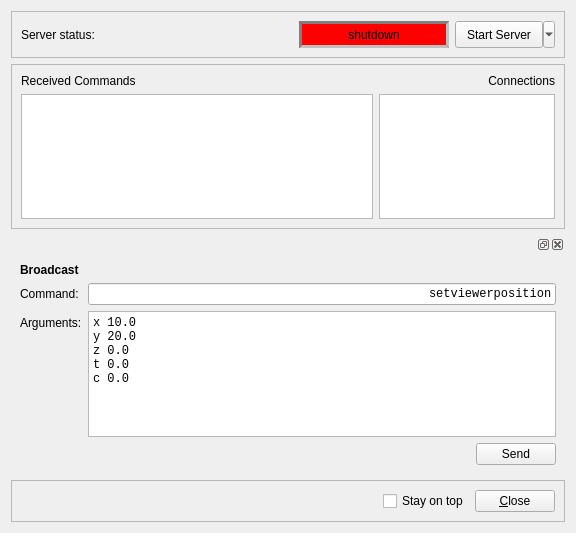
The window that ilastik/widgets/ipcServerInfoWidget.ui (ilastik/ilastik) describes before a commit, drawn with Qt 5.
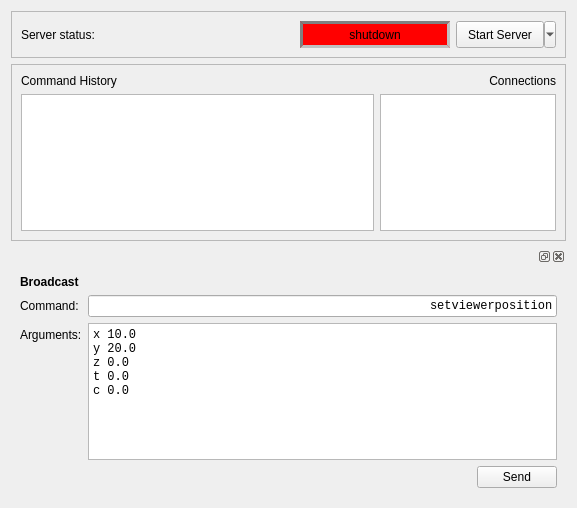
The same window after the commit.

Commit message: ipc servers are now generic zmq added ( not working: ImportError )

What changed in the file:
```diff
--- a/ilastik/widgets/ipcServerInfoWidget.ui
+++ b/ilastik/widgets/ipcServerInfoWidget.ui
@@ -6,8 +6,8 @@
    <rect>
     <x>0</x>
     <y>0</y>
-    <width>576</width>
-    <height>533</height>
+    <width>577</width>
+    <height>508</height>
    </rect>
   </property>
   <property name="windowTitle">
@@ -100,6 +100,11 @@
      <layout class="QGridLayout" name="gridLayout" columnstretch="2,1">
       <item row="1" column="0">
        <widget class="QListWidget" name="commandList">
+        <property name="font">
+         <font>
+          <family>Monospace</family>
+         </font>
+        </property>
         <property name="selectionMode">
          <enum>QAbstractItemView::NoSelection</enum>
         </property>
@@ -115,7 +120,7 @@
       <item row="0" column="0">
        <widget class="QLabel" name="label">
         <property name="text">
-         <string>Received Commands</string>
+         <string>Command History</string>
         </property>
        </widget>
       </item>
@@ -242,45 +247,6 @@
      </widget>
     </widget>
    </item>
-   <item>
-    <widget class="QFrame" name="bottomFrame">
-     <property name="frameShape">
-      <enum>QFrame::StyledPanel</enum>
-     </property>
-     <property name="frameShadow">
-      <enum>QFrame::Raised</enum>
-     </property>
-     <layout class="QHBoxLayout" name="horizontalLayout_2">
-      <item>
-       <spacer name="horizontalSpacer_2">
-        <property name="orientation">
-         <enum>Qt::Horizontal</enum>
-        </property>
-        <property name="sizeHint" stdset="0">
-         <size>
-          <width>40</width>
-          <height>20</height>
-         </size>
-        </property>
-       </spacer>
-      </item>
-      <item>
-       <widget class="QCheckBox" name="stayOnTop">
-        <property name="text">
-         <string>Stay on top</string>
-        </property>
-       </widget>
-      </item>
-      <item>
-       <widget class="QPushButton" name="closeButton">
-        <property name="text">
-         <string>&amp;Close</string>
-        </property>
-       </widget>
-      </item>
-     </layout>
-    </widget>
-   </item>
   </layout>
  </widget>
  <resources/>
```
Left out of the diff: 60 changed lines with no effect on the pictures. The commit also changes 8 other files.
